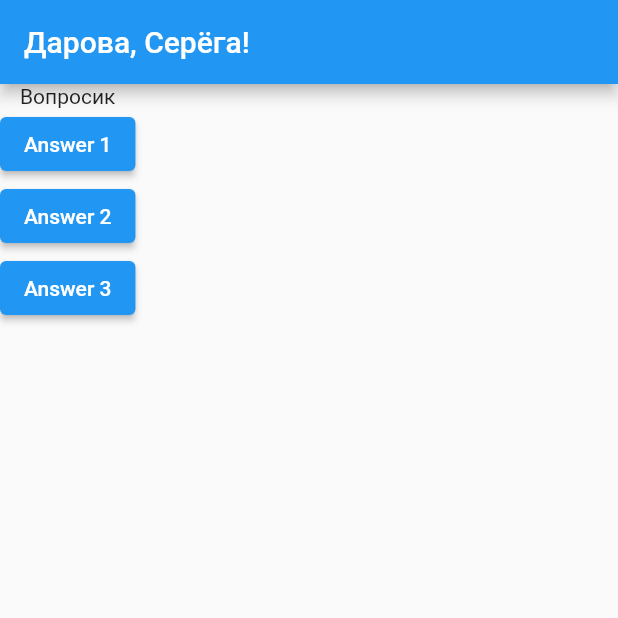
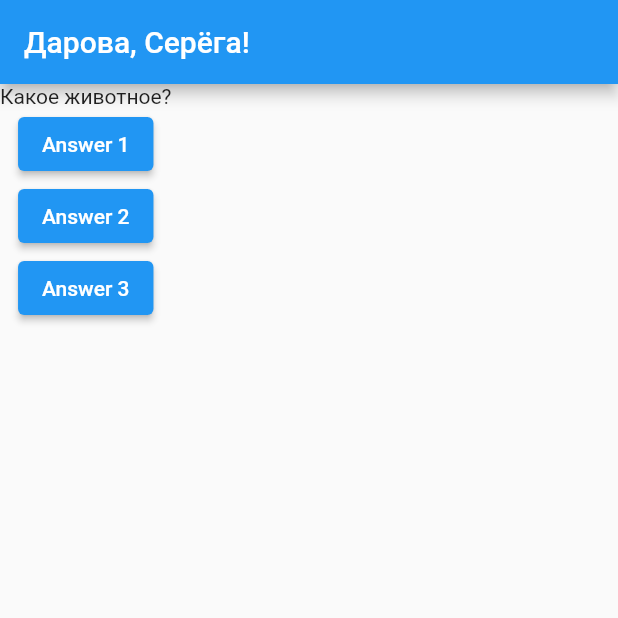
Before and after one commit to rsi2m/first-flutter-app, a Flutter app: the screen it shows after launch, after a tap on "Answer 1", on a phone screen of 412 x 824 dp, the top half of it. Run offline on Flutter 3.47's test engine with Material 2 defaults, Android fonts, the phone set to English and light mode, and no system bars.

```diff
--- a/lib/main.dart
+++ b/lib/main.dart
@@ -4,9 +4,21 @@ void main() {
   runApp(MyApp());
 }
 
-class MyApp extends StatelessWidget {
+class MyApp extends StatefulWidget {
+  @override
+  State<StatefulWidget> createState() {
+    return MyAppState();
+  }
+}
+
+class MyAppState extends State<MyApp> {
+  var questionIndex = 0;
+
   void answerQuestion() {
-    print("Answer chosen!");
+    setState(() {
+      questionIndex = questionIndex + 1;
+    });
+    print(questionIndex);
   }
 
   var questions = [
@@ -23,15 +35,17 @@ class MyApp extends StatelessWidget {
         ),
         body: Column(
           children: [
-            Text("Вопросик"),
+            Text(questions[questionIndex]),
             ElevatedButton(
               child: Text("Answer 1"),
               onPressed: () => answerQuestion(),
             ),
+            ElevatedButton(child: Text("Answer 2"), onPressed: answerQuestion),
             ElevatedButton(
-                child: Text("Answer 2"), onPressed: () => answerQuestion()),
-            ElevatedButton(
-                child: Text("Answer 3"), onPressed: () => answerQuestion()),
+                child: Text("Answer 3"),
+                onPressed: () {
+                  print("Чото выбрал");
+                }),
           ],
         ),
       ),
```
Also changed, not shown: 1 other file.
